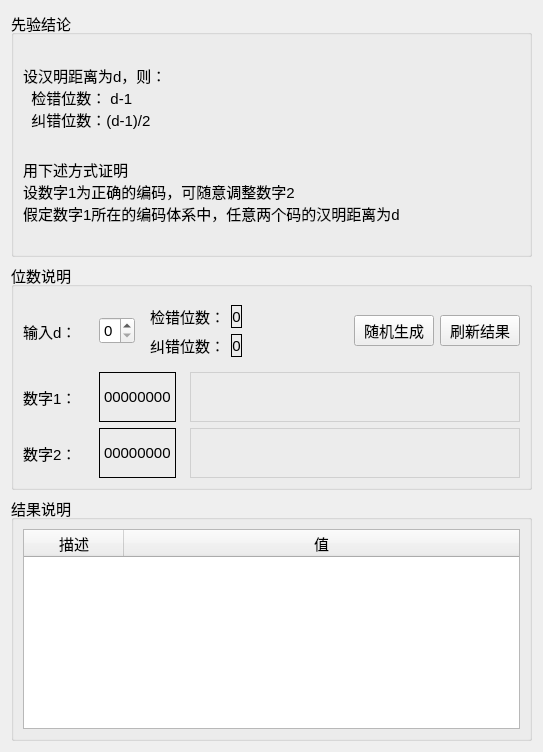
First picture: the form in forms/herr.ui, repository FrancisOWO/HammingCode, before the edit.
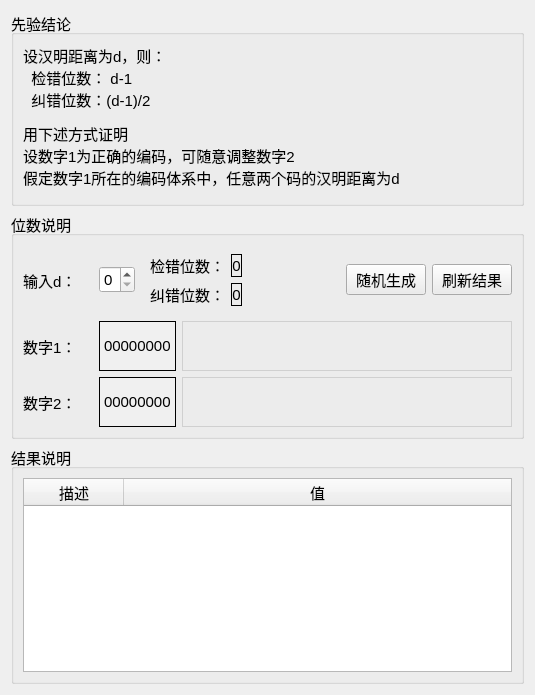
Second picture: the form after the edit.

Commit message: 调整界面

```diff
--- a/forms/herr.ui
+++ b/forms/herr.ui
@@ -6,8 +6,8 @@
    <rect>
     <x>0</x>
     <y>0</y>
-    <width>543</width>
-    <height>752</height>
+    <width>534</width>
+    <height>695</height>
    </rect>
   </property>
   <property name="windowTitle">
@@ -31,19 +31,6 @@
       <string>先验结论</string>
      </property>
      <layout class="QVBoxLayout" name="verticalLayout_3">
-      <item>
-       <spacer name="verticalSpacer_3">
-        <property name="orientation">
-         <enum>Qt::Vertical</enum>
-        </property>
-        <property name="sizeHint" stdset="0">
-         <size>
-          <width>20</width>
-          <height>2</height>
-         </size>
-        </property>
-       </spacer>
-      </item>
       <item>
        <widget class="QLabel" name="label_6">
         <property name="minimumSize">
@@ -64,6 +51,9 @@
         <property name="orientation">
          <enum>Qt::Vertical</enum>
         </property>
+        <property name="sizeType">
+         <enum>QSizePolicy::Fixed</enum>
+        </property>
         <property name="sizeHint" stdset="0">
          <size>
           <width>20</width>
@@ -86,10 +76,13 @@
         <property name="orientation">
          <enum>Qt::Vertical</enum>
         </property>
+        <property name="sizeType">
+         <enum>QSizePolicy::Fixed</enum>
+        </property>
         <property name="sizeHint" stdset="0">
          <size>
           <width>20</width>
-          <height>2</height>
+          <height>5</height>
          </size>
         </property>
        </spacer>
@@ -232,6 +225,9 @@
         </item>
         <item>
          <widget class="QPushButton" name="genRandom">
+          <property name="styleSheet">
+           <string notr="true">background:#ECECEC</string>
+          </property>
           <property name="text">
            <string>随机生成</string>
           </property>
@@ -239,6 +235,9 @@
         </item>
         <item>
          <widget class="QPushButton" name="pushButton_2">
+          <property name="styleSheet">
+           <string notr="true">background:#ECECEC</string>
+          </property>
           <property name="text">
            <string>刷新结果</string>
           </property>
@@ -279,6 +278,9 @@
           </item>
           <item>
            <widget class="QLabel" name="check_num2">
+            <property name="styleSheet">
+             <string notr="true">background:#F0F0F0</string>
+            </property>
             <property name="frameShape">
              <enum>QFrame::Box</enum>
             </property>
@@ -359,6 +361,9 @@
             <property name="mouseTracking">
              <bool>false</bool>
             </property>
+            <property name="styleSheet">
+             <string notr="true">background:#F0F0F0</string>
+            </property>
             <property name="frameShape">
              <enum>QFrame::Box</enum>
             </property>
```
The commit also changes 3 other files.
